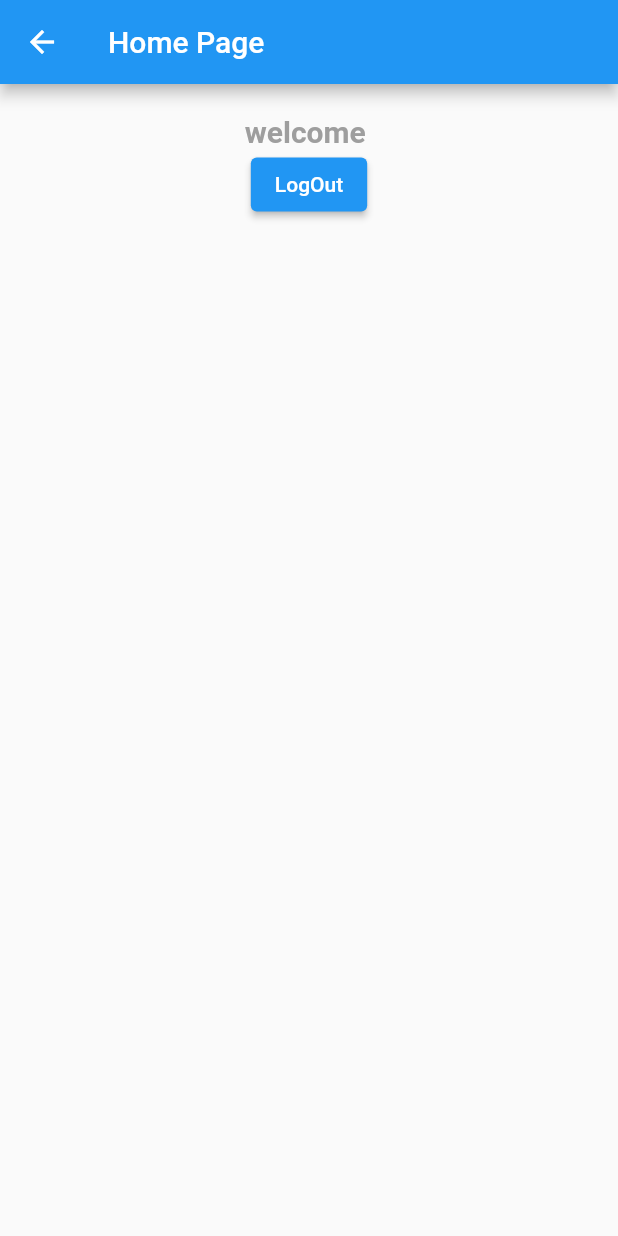
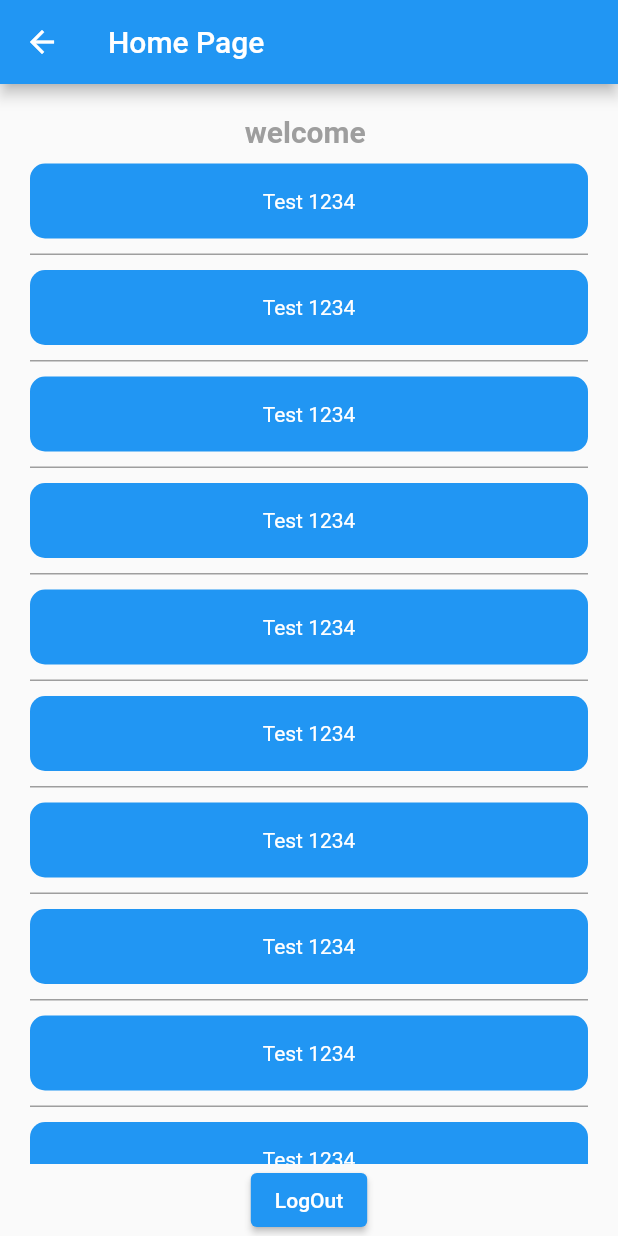
Before and after one commit to nixx49/franklin_training_demo_project, a Flutter app: the HomePage screen opened directly with empty values, on a phone screen of 412 x 824 dp. Run offline on Flutter 3.47's test engine with Material 2 defaults, Android fonts, the phone set to English and light mode, and no system bars.

```diff
--- a/lib/home_page.dart
+++ b/lib/home_page.dart
@@ -16,7 +16,10 @@ class _HomePageState extends State<HomePage> {
       appBar: AppBar(
         title: const Text('Home Page'),
       ),
-      body: Column(
+      body: Container(
+        padding: const EdgeInsets.symmetric(horizontal: 20.0),
+        child: Column(
+
           children: [
             const SizedBox(
               height: 20.0,
@@ -33,12 +36,52 @@ class _HomePageState extends State<HomePage> {
                 ),
               ),
             ),
-          ElevatedButton(
-            onPressed: (){
-              Navigator.push(context, MaterialPageRoute(builder: (context) => const LogInPage()));
-            },child: const Text('LogOut'),
+            Expanded(
+                child: ListView.separated(
+                  //physics: const ClampingScrollPhysics(),
+              itemCount: 20,
+              separatorBuilder: (context, index) {
+                return Container(
+                  color: Colors.grey,
+                  height: 1,
+                );
+              },
+              itemBuilder: (context, index) {
+                return Container(
+                  margin: const EdgeInsets.symmetric(vertical: 10),
+                  height: 50,
+                  decoration: BoxDecoration(
+                    borderRadius: BorderRadius.circular(10),
+                    color: Colors.blue,
+                  ),
+                  child: const Center(
+                    child: Text(
+                      'Test 1234',
+                      style: TextStyle(color: Colors.white),
+                    ),
+                  ),
+                );
+              },
+            )),
+            Column(
+              crossAxisAlignment: CrossAxisAlignment.center,
+              mainAxisAlignment: MainAxisAlignment.end,
+              children: [
+                Container(
+                  child: ElevatedButton(
+                    onPressed: () {
+                      Navigator.push(
+                          context,
+                          MaterialPageRoute(
+                              builder: (context) => const LogInPage()));
+                    },
+                    child: const Text('LogOut'),
+                  ),
+                ),
+              ],
             )
           ],
+        ),
       ),
     );
   }
```
Lines whose indentation alone changed are shown as unchanged.
